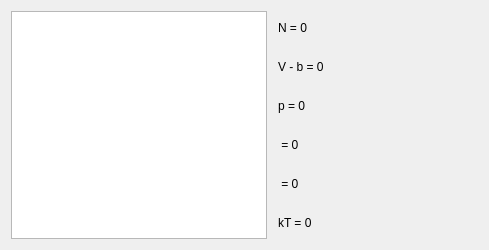
First picture: the form in forms/mainwidget.ui, repository pr1kol2005/box-with-molecules, before the edit.
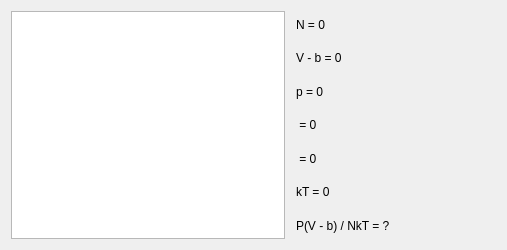
Second picture: the form after the edit.

Commit message: add 6th characterystic of the system

```diff
--- a/forms/mainwidget.ui
+++ b/forms/mainwidget.ui
@@ -6,7 +6,7 @@
    <rect>
     <x>0</x>
     <y>0</y>
-    <width>365</width>
+    <width>507</width>
     <height>250</height>
    </rect>
   </property>
@@ -156,6 +156,13 @@
        </property>
       </widget>
      </item>
+     <item>
+      <widget class="QLabel" name="label_7">
+       <property name="text">
+        <string>P(V - b) / NkT = ?</string>
+       </property>
+      </widget>
+     </item>
     </layout>
    </item>
   </layout>
```
